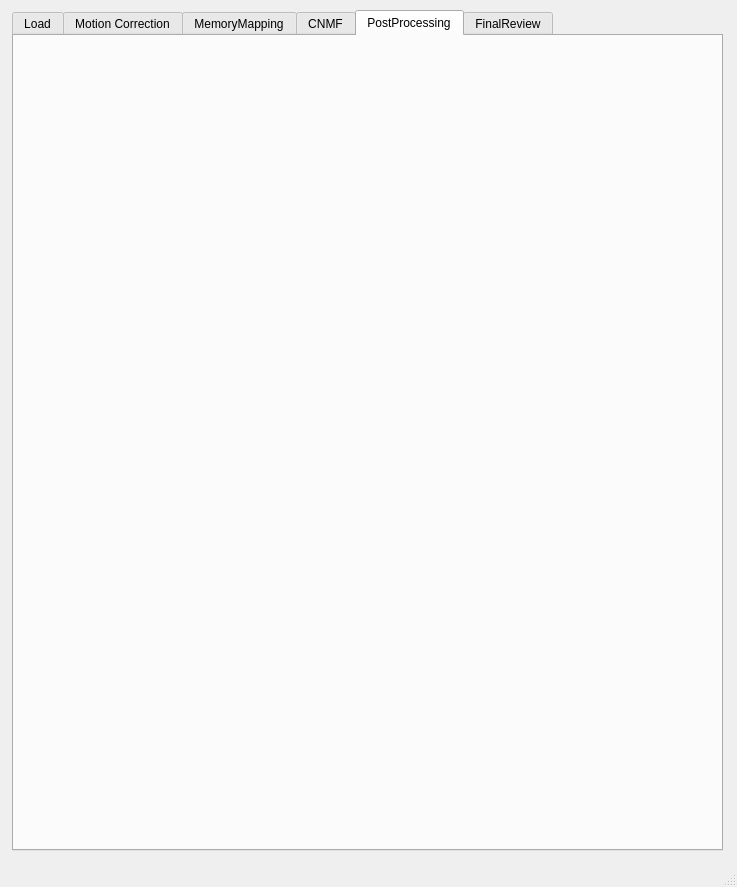
The window that main.ui (catubc/caiman_gui) describes before a commit, drawn with Qt 5.
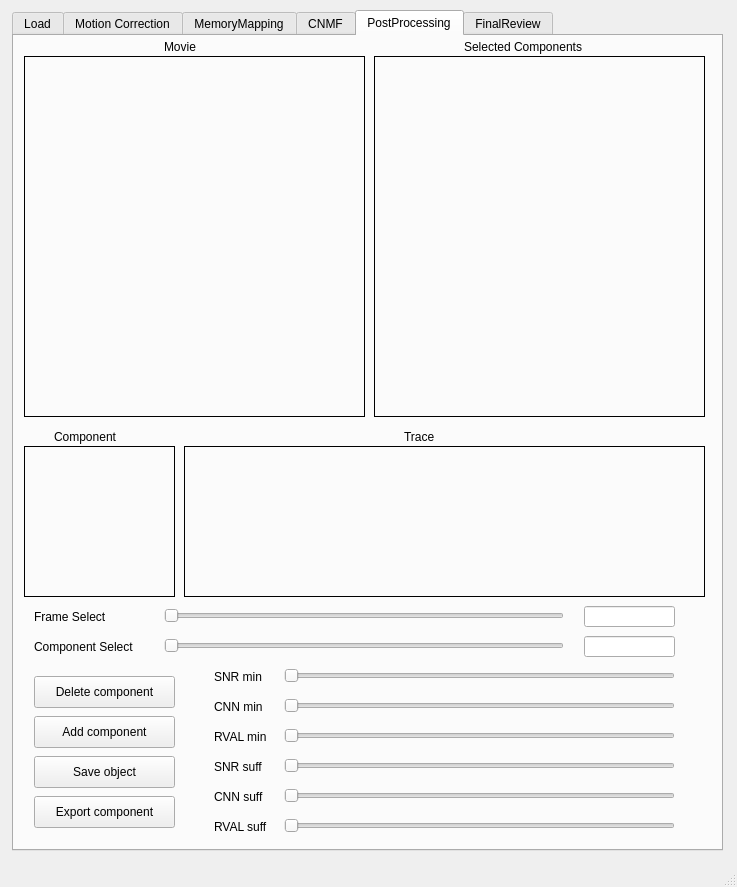
The same window after the commit. The open tabs and pages were chosen to show the change.

Commit message: added design for post processing

```diff
--- a/main.ui
+++ b/main.ui
@@ -691,6 +691,402 @@
      <attribute name="title">
       <string>PostProcessing</string>
      </attribute>
+     <widget class="QLabel" name="postProcScreenFrames">
+      <property name="geometry">
+       <rect>
+        <x>10</x>
+        <y>20</y>
+        <width>341</width>
+        <height>361</height>
+       </rect>
+      </property>
+      <property name="frameShape">
+       <enum>QFrame::Panel</enum>
+      </property>
+      <property name="text">
+       <string/>
+      </property>
+     </widget>
+     <widget class="QLabel" name="postProcScreenCorrImage">
+      <property name="geometry">
+       <rect>
+        <x>360</x>
+        <y>20</y>
+        <width>331</width>
+        <height>361</height>
+       </rect>
+      </property>
+      <property name="frameShape">
+       <enum>QFrame::Panel</enum>
+      </property>
+      <property name="text">
+       <string/>
+      </property>
+     </widget>
+     <widget class="QLabel" name="postProcScreenComponents">
+      <property name="geometry">
+       <rect>
+        <x>10</x>
+        <y>410</y>
+        <width>151</width>
+        <height>151</height>
+       </rect>
+      </property>
+      <property name="frameShape">
+       <enum>QFrame::Panel</enum>
+      </property>
+      <property name="text">
+       <string/>
+      </property>
+     </widget>
+     <widget class="QLabel" name="postProcScreenTraces">
+      <property name="geometry">
+       <rect>
+        <x>170</x>
+        <y>410</y>
+        <width>521</width>
+        <height>151</height>
+       </rect>
+      </property>
+      <property name="frameShape">
+       <enum>QFrame::Panel</enum>
+      </property>
+      <property name="text">
+       <string/>
+      </property>
+     </widget>
+     <widget class="QLabel" name="label_11">
+      <property name="geometry">
+       <rect>
+        <x>20</x>
+        <y>570</y>
+        <width>110</width>
+        <height>22</height>
+       </rect>
+      </property>
+      <property name="text">
+       <string>Frame Select</string>
+      </property>
+     </widget>
+     <widget class="QSlider" name="postProcSliderFrame">
+      <property name="geometry">
+       <rect>
+        <x>150</x>
+        <y>570</y>
+        <width>400</width>
+        <height>20</height>
+       </rect>
+      </property>
+      <property name="orientation">
+       <enum>Qt::Horizontal</enum>
+      </property>
+     </widget>
+     <widget class="QSlider" name="postProcSelectComponent">
+      <property name="geometry">
+       <rect>
+        <x>150</x>
+        <y>600</y>
+        <width>400</width>
+        <height>20</height>
+       </rect>
+      </property>
+      <property name="orientation">
+       <enum>Qt::Horizontal</enum>
+      </property>
+     </widget>
+     <widget class="QLabel" name="label_12">
+      <property name="geometry">
+       <rect>
+        <x>200</x>
+        <y>630</y>
+        <width>101</width>
+        <height>22</height>
+       </rect>
+      </property>
+      <property name="text">
+       <string>SNR min</string>
+      </property>
+     </widget>
+     <widget class="QSlider" name="postProcSliderSNR_MIN">
+      <property name="geometry">
+       <rect>
+        <x>270</x>
+        <y>630</y>
+        <width>391</width>
+        <height>20</height>
+       </rect>
+      </property>
+      <property name="orientation">
+       <enum>Qt::Horizontal</enum>
+      </property>
+     </widget>
+     <widget class="QLabel" name="label_13">
+      <property name="geometry">
+       <rect>
+        <x>20</x>
+        <y>600</y>
+        <width>110</width>
+        <height>22</height>
+       </rect>
+      </property>
+      <property name="text">
+       <string>Component Select</string>
+      </property>
+     </widget>
+     <widget class="QLabel" name="label_14">
+      <property name="geometry">
+       <rect>
+        <x>200</x>
+        <y>660</y>
+        <width>101</width>
+        <height>22</height>
+       </rect>
+      </property>
+      <property name="text">
+       <string>CNN min</string>
+      </property>
+     </widget>
+     <widget class="QSlider" name="postProcSliderCNN_MIN">
+      <property name="geometry">
+       <rect>
+        <x>270</x>
+        <y>660</y>
+        <width>391</width>
+        <height>20</height>
+       </rect>
+      </property>
+      <property name="orientation">
+       <enum>Qt::Horizontal</enum>
+      </property>
+     </widget>
+     <widget class="QLabel" name="label_15">
+      <property name="geometry">
+       <rect>
+        <x>200</x>
+        <y>690</y>
+        <width>101</width>
+        <height>22</height>
+       </rect>
+      </property>
+      <property name="text">
+       <string>RVAL min</string>
+      </property>
+     </widget>
+     <widget class="QSlider" name="postProcSliderRVAL_MIN">
+      <property name="geometry">
+       <rect>
+        <x>270</x>
+        <y>690</y>
+        <width>391</width>
+        <height>20</height>
+       </rect>
+      </property>
+      <property name="orientation">
+       <enum>Qt::Horizontal</enum>
+      </property>
+     </widget>
+     <widget class="QLabel" name="label_16">
+      <property name="geometry">
+       <rect>
+        <x>200</x>
+        <y>750</y>
+        <width>101</width>
+        <height>22</height>
+       </rect>
+      </property>
+      <property name="text">
+       <string>CNN suff</string>
+      </property>
+     </widget>
+     <widget class="QLabel" name="label_17">
+      <property name="geometry">
+       <rect>
+        <x>200</x>
+        <y>780</y>
+        <width>101</width>
+        <height>22</height>
+       </rect>
+      </property>
+      <property name="text">
+       <string>RVAL suff</string>
+      </property>
+     </widget>
+     <widget class="QSlider" name="postProcSliderRVAL_SUFF">
+      <property name="geometry">
+       <rect>
+        <x>270</x>
+        <y>780</y>
+        <width>391</width>
+        <height>20</height>
+       </rect>
+      </property>
+      <property name="orientation">
+       <enum>Qt::Horizontal</enum>
+      </property>
+     </widget>
+     <widget class="QLabel" name="label_18">
+      <property name="geometry">
+       <rect>
+        <x>200</x>
+        <y>720</y>
+        <width>101</width>
+        <height>22</height>
+       </rect>
+      </property>
+      <property name="text">
+       <string>SNR suff</string>
+      </property>
+     </widget>
+     <widget class="QSlider" name="postProcSliderSNR_SUFF">
+      <property name="geometry">
+       <rect>
+        <x>270</x>
+        <y>720</y>
+        <width>391</width>
+        <height>20</height>
+       </rect>
+      </property>
+      <property name="orientation">
+       <enum>Qt::Horizontal</enum>
+      </property>
+     </widget>
+     <widget class="QSlider" name="postProcSliderCNN_SUFF">
+      <property name="geometry">
+       <rect>
+        <x>270</x>
+        <y>750</y>
+        <width>391</width>
+        <height>20</height>
+       </rect>
+      </property>
+      <property name="orientation">
+       <enum>Qt::Horizontal</enum>
+      </property>
+     </widget>
+     <widget class="QLineEdit" name="postProcLineEditFrame">
+      <property name="geometry">
+       <rect>
+        <x>570</x>
+        <y>570</y>
+        <width>91</width>
+        <height>21</height>
+       </rect>
+      </property>
+     </widget>
+     <widget class="QLineEdit" name="postProcLineEditComp">
+      <property name="geometry">
+       <rect>
+        <x>570</x>
+        <y>600</y>
+        <width>91</width>
+        <height>21</height>
+       </rect>
+      </property>
+     </widget>
+     <widget class="QPushButton" name="postProcButtonDelComp">
+      <property name="geometry">
+       <rect>
+        <x>20</x>
+        <y>640</y>
+        <width>141</width>
+        <height>32</height>
+       </rect>
+      </property>
+      <property name="text">
+       <string>Delete component</string>
+      </property>
+     </widget>
+     <widget class="QPushButton" name="postProcButtonAddComp">
+      <property name="geometry">
+       <rect>
+        <x>20</x>
+        <y>680</y>
+        <width>141</width>
+        <height>32</height>
+       </rect>
+      </property>
+      <property name="text">
+       <string>Add component</string>
+      </property>
+     </widget>
+     <widget class="QPushButton" name="postProcButtonSaveObj">
+      <property name="geometry">
+       <rect>
+        <x>20</x>
+        <y>720</y>
+        <width>141</width>
+        <height>32</height>
+       </rect>
+      </property>
+      <property name="text">
+       <string>Save object</string>
+      </property>
+     </widget>
+     <widget class="QPushButton" name="postProcButtonDelComp_2">
+      <property name="geometry">
+       <rect>
+        <x>20</x>
+        <y>760</y>
+        <width>141</width>
+        <height>32</height>
+       </rect>
+      </property>
+      <property name="text">
+       <string>Export component</string>
+      </property>
+     </widget>
+     <widget class="QLabel" name="label_19">
+      <property name="geometry">
+       <rect>
+        <x>150</x>
+        <y>0</y>
+        <width>51</width>
+        <height>22</height>
+       </rect>
+      </property>
+      <property name="text">
+       <string>Movie</string>
+      </property>
+     </widget>
+     <widget class="QLabel" name="label_20">
+      <property name="geometry">
+       <rect>
+        <x>450</x>
+        <y>0</y>
+        <width>141</width>
+        <height>22</height>
+       </rect>
+      </property>
+      <property name="text">
+       <string>Selected Components</string>
+      </property>
+     </widget>
+     <widget class="QLabel" name="label_29">
+      <property name="geometry">
+       <rect>
+        <x>40</x>
+        <y>390</y>
+        <width>81</width>
+        <height>22</height>
+       </rect>
+      </property>
+      <property name="text">
+       <string>Component</string>
+      </property>
+     </widget>
+     <widget class="QLabel" name="label_30">
+      <property name="geometry">
+       <rect>
+        <x>390</x>
+        <y>390</y>
+        <width>81</width>
+        <height>22</height>
+       </rect>
+      </property>
+      <property name="text">
+       <string>Trace</string>
+      </property>
+     </widget>
     </widget>
     <widget class="QWidget" name="tab_finrev">
      <attribute name="title">
```
Left out of the diff: 12 changed lines with no effect on the pictures.
